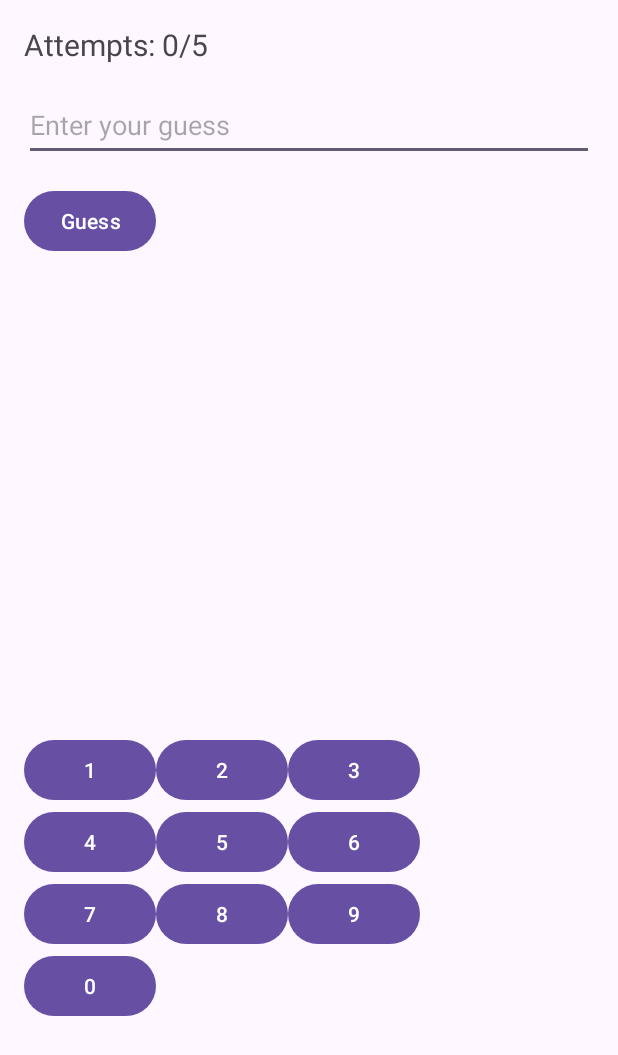
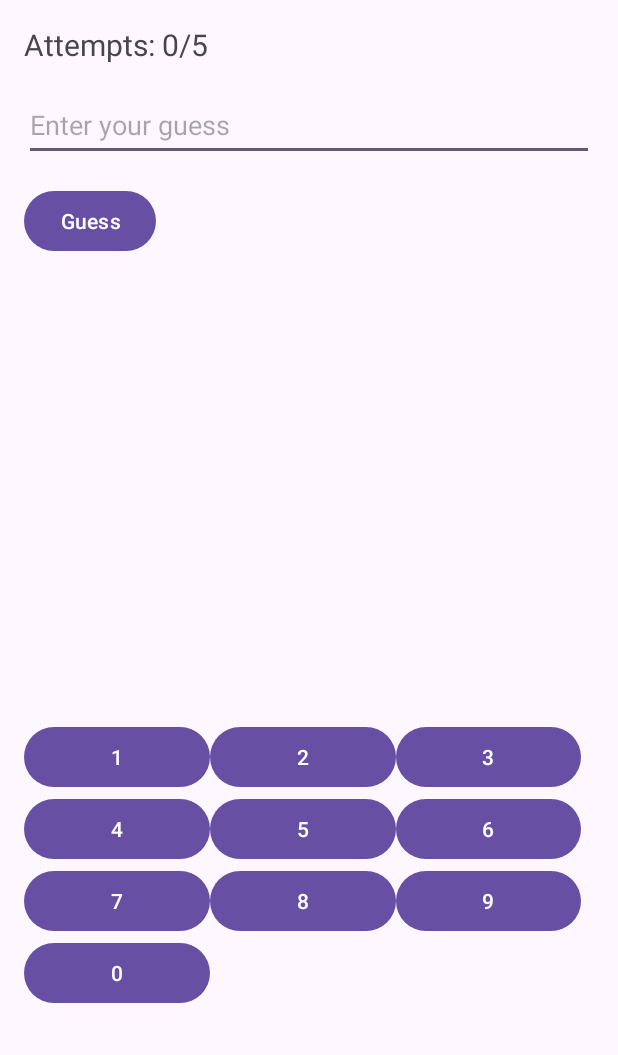
Before and after one commit to varenik-1/LR1AndroidStudio, an Android app: the screen it shows after launch (MainActivity), on a phone screen of 412 x 824 dp. Shown: the top 1055 px of the screen. Run offline under Robolectric (Android 15) with nearby library versions, the phone set to English and light mode, and no system bars.

Commit message:
fix knopok

```diff
--- a/lab1/app/src/main/res/layout/activity_main.xml
+++ b/lab1/app/src/main/res/layout/activity_main.xml
@@ -36,79 +36,79 @@
 
     <GridLayout
         android:id="@+id/numberButtonGrid"
-        android:layout_width="match_parent"
+        android:layout_width="371dp"
         android:layout_height="wrap_content"
         android:layout_below="@id/guessEditText"
-        android:layout_marginTop="382dp"
+        android:layout_marginTop="373dp"
         android:columnCount="3"
         android:rowCount="4">
 
         <Button
             android:id="@+id/button1"
-            android:layout_width="wrap_content"
+            android:layout_width="124dp"
             android:layout_height="wrap_content"
             android:onClick="onNumberButtonClick"
             android:text="1" />
 
         <Button
             android:id="@+id/button2"
-            android:layout_width="wrap_content"
+            android:layout_width="124dp"
             android:layout_height="wrap_content"
             android:onClick="onNumberButtonClick"
             android:text="2" />
 
         <Button
             android:id="@+id/button3"
-            android:layout_width="wrap_content"
+            android:layout_width="123dp"
             android:layout_height="wrap_content"
             android:onClick="onNumberButtonClick"
             android:text="3" />
 
         <Button
             android:id="@+id/button4"
-            android:layout_width="wrap_content"
+            android:layout_width="124dp"
             android:layout_height="wrap_content"
             android:onClick="onNumberButtonClick"
             android:text="4" />
 
         <Button
             android:id="@+id/button5"
-            android:layout_width="wrap_content"
+            android:layout_width="124dp"
             android:layout_height="wrap_content"
             android:onClick="onNumberButtonClick"
             android:text="5" />
 
         <Button
             android:id="@+id/button6"
-            android:layout_width="wrap_content"
+            android:layout_width="123dp"
             android:layout_height="wrap_content"
             android:onClick="onNumberButtonClick"
             android:text="6" />
 
         <Button
             android:id="@+id/button7"
-            android:layout_width="wrap_content"
+            android:layout_width="124dp"
             android:layout_height="wrap_content"
             android:onClick="onNumberButtonClick"
             android:text="7" />
 
         <Button
             android:id="@+id/button8"
-            android:layout_width="wrap_content"
+            android:layout_width="124dp"
             android:layout_height="wrap_content"
             android:onClick="onNumberButtonClick"
             android:text="8" />
 
         <Button
             android:id="@+id/button9"
-            android:layout_width="wrap_content"
+            android:layout_width="123dp"
             android:layout_height="wrap_content"
             android:onClick="onNumberButtonClick"
             android:text="9" />
 
         <Button
             android:id="@+id/button0"
-            android:layout_width="wrap_content"
+            android:layout_width="124dp"
             android:layout_height="wrap_content"
             android:onClick="onNumberButtonClick"
             android:text="0" />
```
